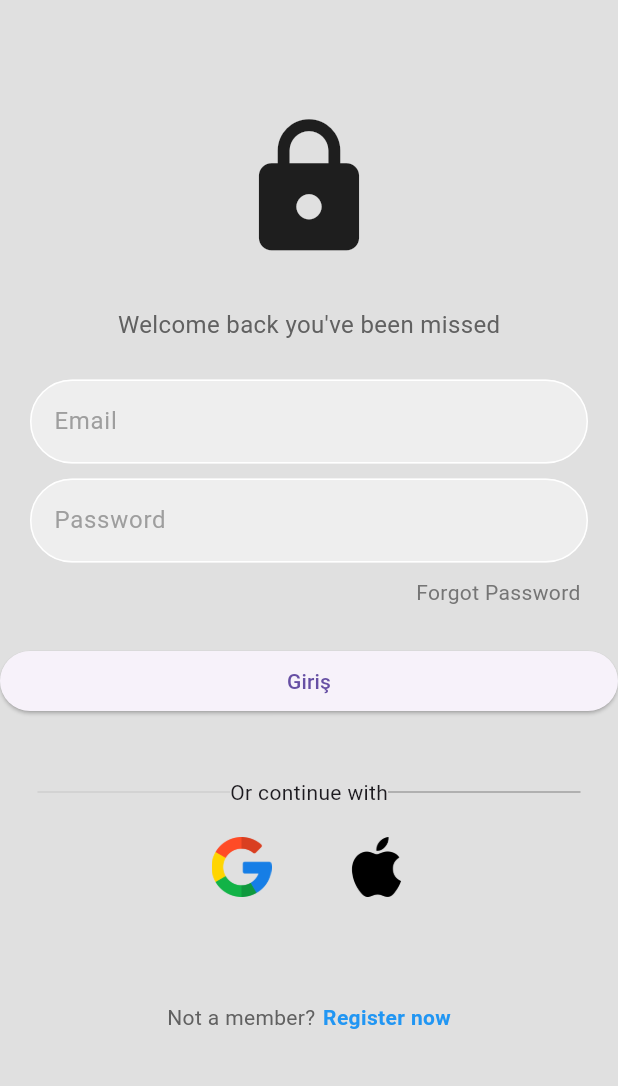
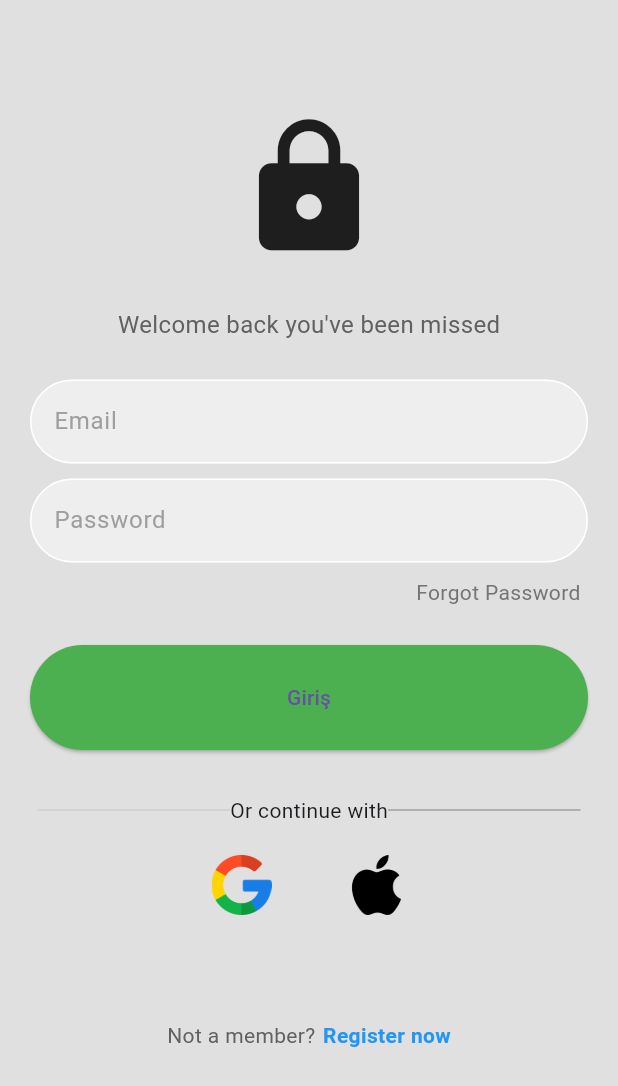
Before and after one commit to Dogukangoktass/FlipCardApp, a Flutter app: the screen it shows after launch, after a tap on "Giriş", on a phone screen of 412 x 824 dp. Shown: the top 1086 px of the screen. Run offline on Flutter 3.47's test engine with Material 2 defaults, Android fonts, the phone set to English and light mode, and no system bars; our stand-ins replace flip_card; network calls fail.

Commit message:
Proje tamamlama

```diff
--- a/denemeuygulama/lib/main.dart
+++ b/denemeuygulama/lib/main.dart
@@ -18,7 +18,7 @@ class MyApp extends StatelessWidget {
     return MaterialApp(
 
       debugShowCheckedModeBanner: false,
-      title: 'Flutter Demo',
+      title: 'English Learn App',
       theme: ThemeData(
         useMaterial3: true,
       ),
--- a/denemeuygulama/lib/screens/login_screen.dart
+++ b/denemeuygulama/lib/screens/login_screen.dart
@@ -114,17 +114,24 @@ class _LoginViewState extends State<LoginView> {
 
               const SizedBox(height: 25),
 
-              ElevatedButton(onPressed: () async{
-               String email= emailController.text;
-                String password= passwordController.text;
-                girisYap(email,password);
-
-              }
-                  , child: Text("Giriş")),
-
-
-              const SizedBox(height: 40),
-
+              Container(
+                height: 70,
+                child: Padding(
+                  padding: const EdgeInsets.symmetric(horizontal:20.0),
+                  child: ElevatedButton(
+                    onPressed: () async {
+                      String email = emailController.text;
+                      String password = passwordController.text;
+                      girisYap(email, password);
+                    },
+                    style: ElevatedButton.styleFrom(
+                      primary: Colors.green, // Yeşil renk
+                    ),
+                    child: Text("Giriş"),
+                  ),
+                ),
+              ),
+                SizedBox(height: 30),
               Padding(
                 padding: const EdgeInsets.symmetric(horizontal: 25.0),
                 child: Row(children: [
--- a/denemeuygulama/lib/screens/register_screen.dart
+++ b/denemeuygulama/lib/screens/register_screen.dart
@@ -100,6 +100,8 @@ class _RegisterViewState extends State<RegisterView> {
                 color: Colors.green,
               ),
 
+
+
               const SizedBox(height: 40),
 
               SizedBox(height: 50),
```
Also changed, not shown: 6 other files.
